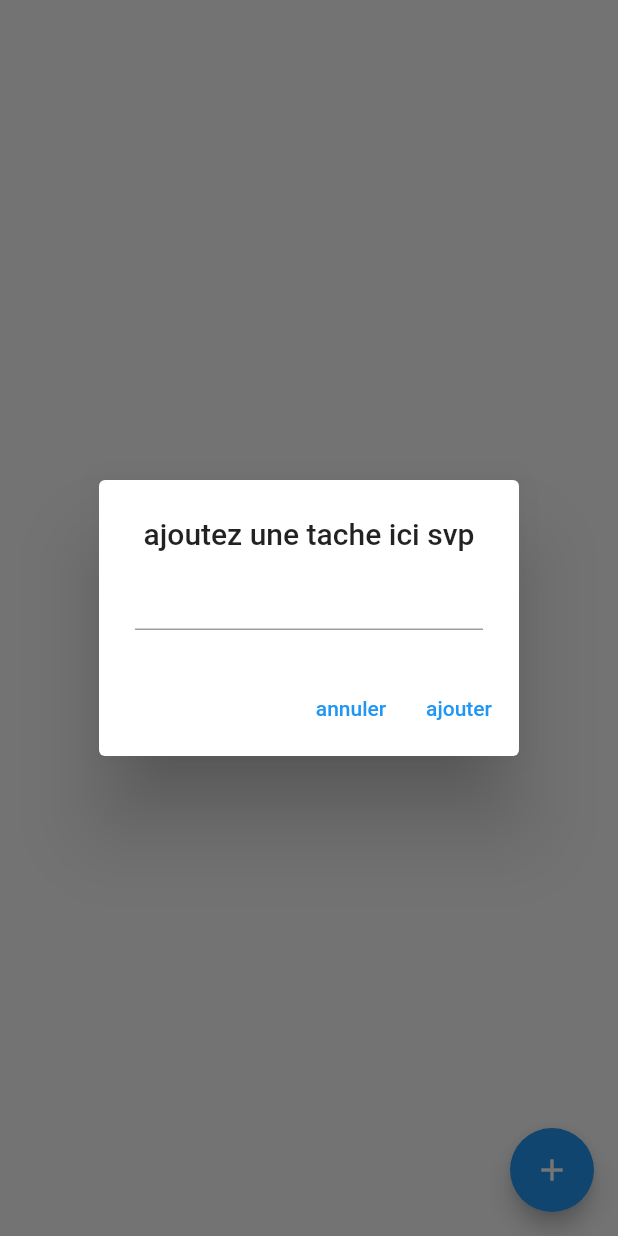
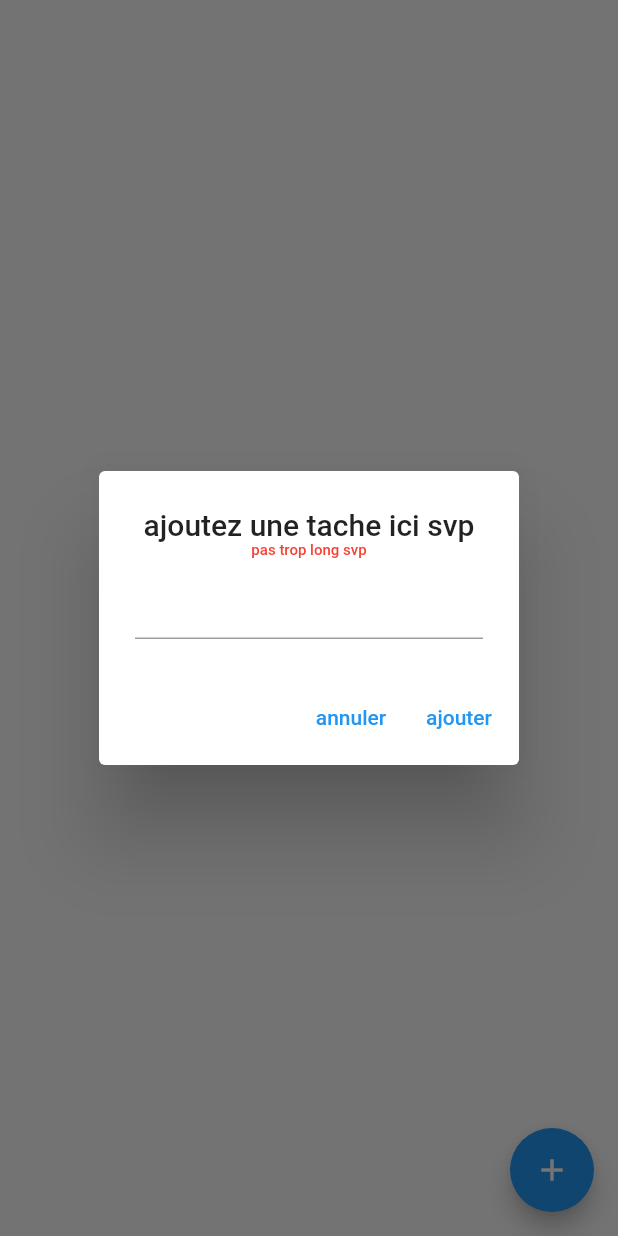
Before and after one commit to Brege-NG/bloc_note, a Flutter app: the screen it shows after launch, after a tap on the "add" icon, on a phone screen of 412 x 824 dp. Run offline on Flutter 3.47's test engine with Material 2 defaults, Android fonts, the phone set to English and light mode, and no system bars; our stand-ins replace flutter_riverpod.

Commit message:
ajout d'un text dans la page principale

```diff
--- a/lib/widget/task_dialog.dart
+++ b/lib/widget/task_dialog.dart
@@ -30,6 +30,9 @@ class TaskDialogState extends ConsumerState<TaskDialog> {
       title: Column(
         children: [
           const Text("ajoutez une tache ici svp"),
+          const Text("pas trop long svp", style: TextStyle(
+            fontSize: 10.0, color: Colors.red
+          ),),
           const SizedBox(
             height: 5.0,
           ),
```
